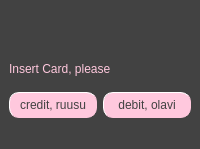
Above: bankautomat/mainwindow.ui from bank-2022/group11 before the change. Below: the same form after it.
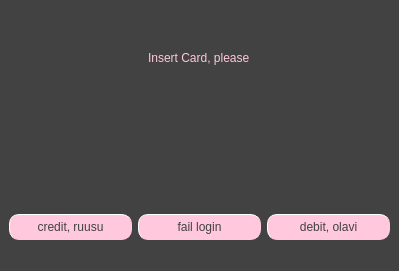
That is the form after the change.

Commit message: Add more buttons and such for testability

The edit to the form file:
```diff
--- a/bankautomat/mainwindow.ui
+++ b/bankautomat/mainwindow.ui
@@ -6,8 +6,8 @@
    <rect>
     <x>0</x>
     <y>0</y>
-    <width>200</width>
-    <height>149</height>
+    <width>399</width>
+    <height>271</height>
    </rect>
   </property>
   <property name="windowTitle">
@@ -22,18 +22,7 @@
      <layout class="QVBoxLayout" name="verticalLayout_2">
       <item>
        <layout class="QVBoxLayout" name="verticalLayout">
-        <item>
-         <widget class="QLabel" name="warningLabel">
-          <property name="styleSheet">
-           <string notr="true">color: rgb(255, 200, 221);
-font: 63 10pt &quot;Lato Semibold&quot;;</string>
-          </property>
-          <property name="text">
-           <string/>
-          </property>
-         </widget>
-        </item>
-        <item>
+        <item alignment="Qt::AlignHCenter">
          <widget class="QLabel" name="label">
           <property name="styleSheet">
            <string notr="true">color: rgb(255, 200, 221);
@@ -44,6 +33,17 @@
           </property>
          </widget>
         </item>
+        <item alignment="Qt::AlignHCenter">
+         <widget class="QLabel" name="warningLabel">
+          <property name="styleSheet">
+           <string notr="true">color: rgb(255, 200, 221);
+font: 63 10pt &quot;Lato Semibold&quot;;</string>
+          </property>
+          <property name="text">
+           <string/>
+          </property>
+         </widget>
+        </item>
        </layout>
       </item>
       <item>
@@ -69,6 +69,24 @@
           </property>
          </widget>
         </item>
+        <item>
+         <widget class="QPushButton" name="failLoginButton">
+          <property name="styleSheet">
+           <string notr="true">font: 63 9pt &quot;Lato Semibold&quot;;
+color: rgb(66, 66, 66);
+background-color:rgb(255, 200, 221);
+border-style: outset;
+border-width: 1px;
+border-radius: 10px;
+border-color:rgb(255, 200, 221);
+min-width: 1em;
+padding: 5px;</string>
+          </property>
+          <property name="text">
+           <string>fail login</string>
+          </property>
+         </widget>
+        </item>
         <item>
          <widget class="QPushButton" name="olaviButton">
           <property name="cursor">
```
Left out of the diff: 2 changed lines with no effect on the pictures. The commit also changes 2 other files.
